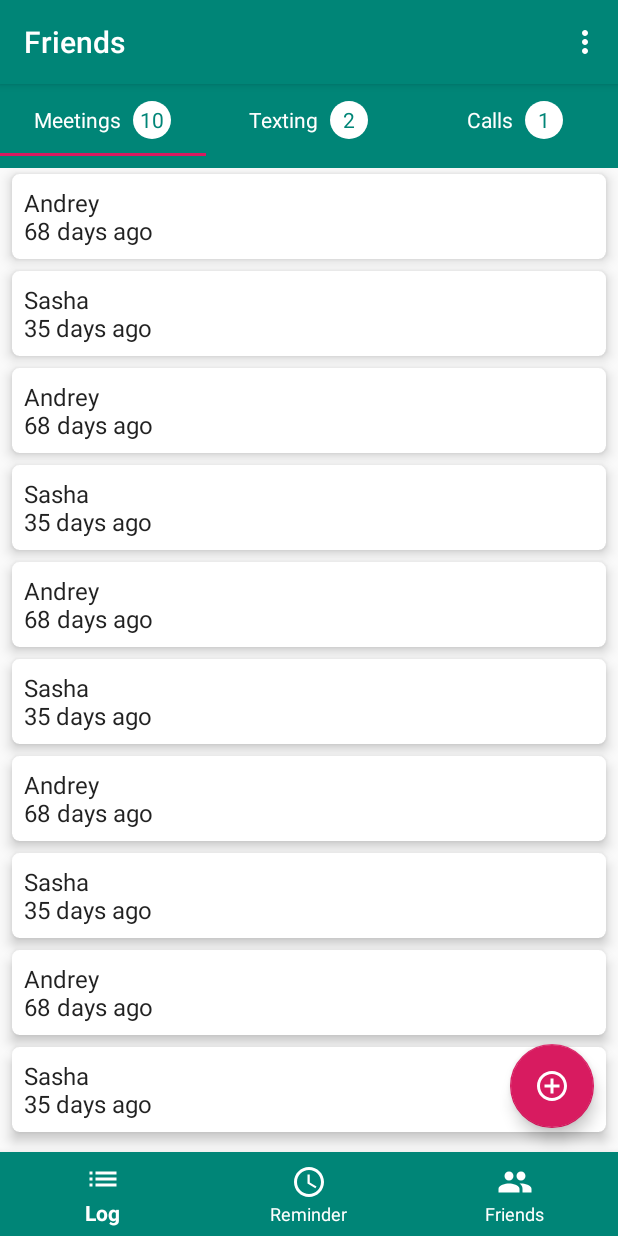
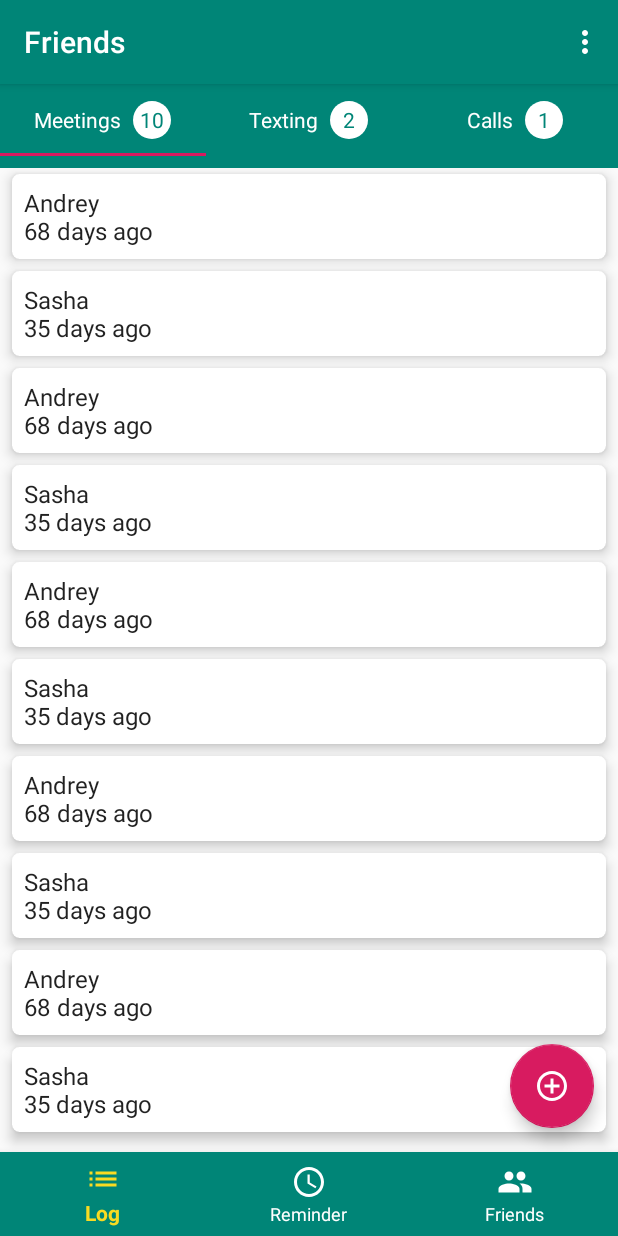
Before and after one commit to kirillsmirnov1/Friends-reminder-android, an Android app: the screen it shows after launch (MainActivity), on a phone screen of 412 x 824 dp. Run offline under Robolectric (Android 15) with nearby library versions, the light colour scheme and no system bars.

Commit message:
add colors for bottom nav

```diff
--- /dev/null
+++ b/app/src/main/res/drawable/bottom_navigation_colors.xml
@@ -0,0 +1,9 @@
+<?xml version="1.0" encoding="utf-8"?>
+<selector xmlns:android="http://schemas.android.com/apk/res/android">
+    <item
+            android:state_checked="true"
+            android:color="#F9DB22" />
+    <item
+            android:state_checked="false"
+            android:color="@android:color/white" />
+</selector>
--- a/app/src/main/res/layout/activity_main.xml
+++ b/app/src/main/res/layout/activity_main.xml
@@ -63,8 +63,8 @@
                 android:layout_width="match_parent"
                 android:layout_height="wrap_content"
                 android:background="@color/colorPrimary"
-                app:itemIconTint="@android:color/white"
-                app:itemTextColor="@android:color/white"
+                app:itemIconTint="@drawable/bottom_navigation_colors"
+                app:itemTextColor="@drawable/bottom_navigation_colors"
                 app:menu="@menu/bottom_navigation_menu"
                 android:layout_alignParentBottom="true"
                 />
--- a/app/src/main/res/menu/bottom_navigation_menu.xml
+++ b/app/src/main/res/menu/bottom_navigation_menu.xml
@@ -5,7 +5,6 @@
             android:id="@+id/bottom_log"
             android:title="@string/log"
             android:icon="@drawable/ic_list_black"
-            app:showAsAction="always"
             android:orderInCategory="1"
         />
 
@@ -13,7 +12,6 @@
         android:id="@+id/bottom_reminder"
         android:title="@string/reminder"
         android:icon="@drawable/ic_schedule_black"
-        app:showAsAction="always"
         android:orderInCategory="2"
         />
 
@@ -21,7 +19,6 @@
         android:id="@+id/bottom_friends"
         android:title="@string/friends"
         android:icon="@drawable/ic_people_black"
-        app:showAsAction="always"
         android:orderInCategory="3"
         />
 
```
